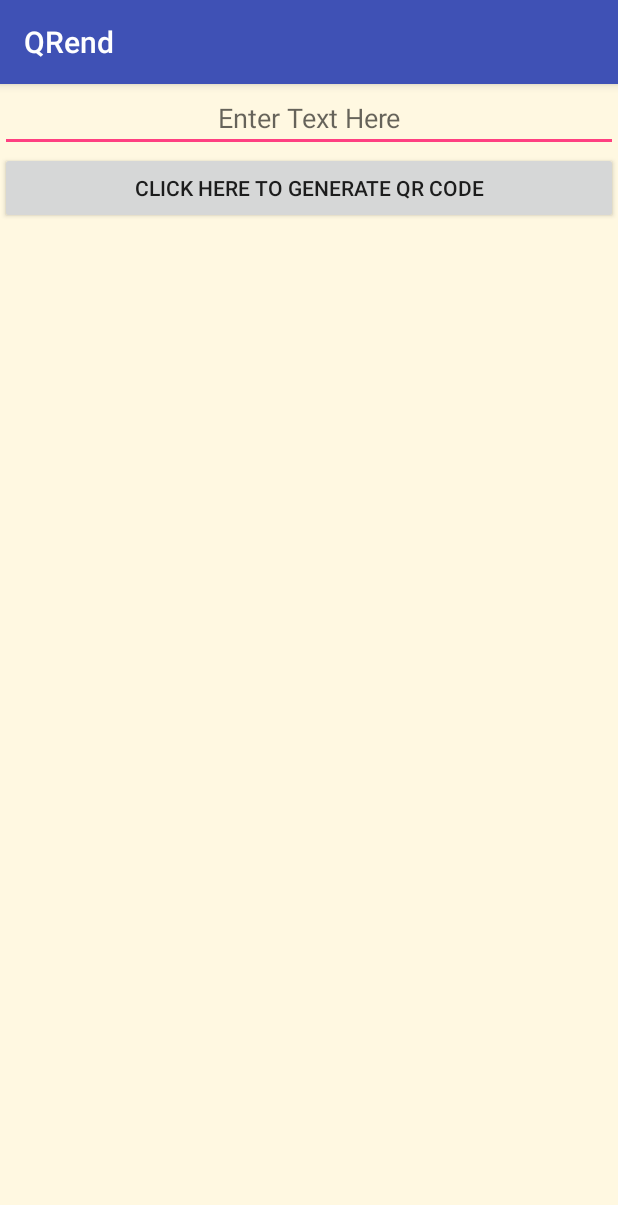
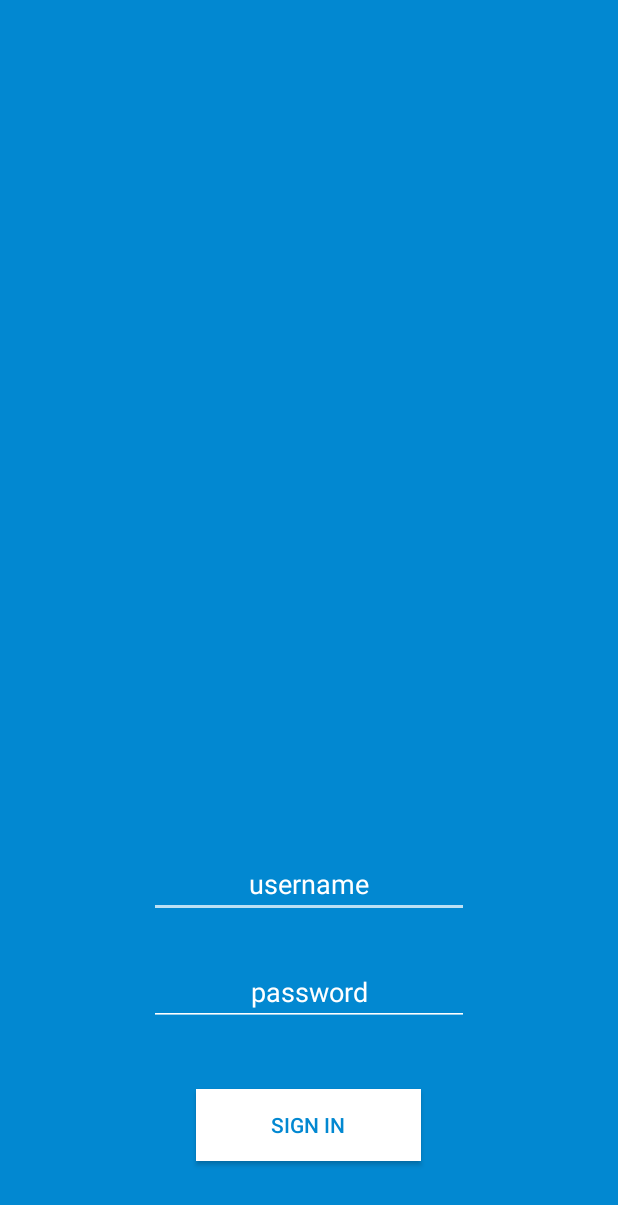
Before and after one commit to dikiardian/QRend, an Android app: the screen it shows after launch (MainActivity before the commit, LoginActivity after it), on a phone screen of 412 x 824 dp. Shown: the top 1205 px of the screen. Run offline under Robolectric (Android 15) with nearby library versions, the phone set to English and light mode, and no system bars.

Commit message:
Add login Activity

```diff
--- a/app/build.gradle
+++ b/app/build.gradle
@@ -22,6 +22,7 @@ dependencies {
     implementation fileTree(dir: 'libs', include: ['*.jar'])
     implementation 'com.android.support:appcompat-v7:26.1.0'
     implementation 'com.android.support.constraint:constraint-layout:1.1.0'
+    implementation 'com.android.support:design:26.1.0'
     testImplementation 'junit:junit:4.12'
     androidTestImplementation 'com.android.support.test:runner:1.0.1'
     androidTestImplementation 'com.android.support.test.espresso:espresso-core:3.0.1'
--- /dev/null
+++ b/app/src/main/java/com/example/dikiardian/qrend/LoginActivity.java
@@ -0,0 +1,13 @@
+package com.example.dikiardian.qrend;
+
+import android.support.v7.app.AppCompatActivity;
+import android.os.Bundle;
+
+public class LoginActivity extends AppCompatActivity {
+
+    @Override
+    protected void onCreate(Bundle savedInstanceState) {
+        super.onCreate(savedInstanceState);
+        setContentView(R.layout.activity_login);
+    }
+}
--- a/app/src/main/java/com/example/dikiardian/qrend/MainActivity.java
+++ b/app/src/main/java/com/example/dikiardian/qrend/MainActivity.java
@@ -23,6 +23,7 @@ public class MainActivity extends AppCompatActivity {
     Thread thread ;
     public final static int QRcodeWidth = 500 ;
     Bitmap bitmap ;
+
     @Override
     protected void onCreate(Bundle savedInstanceState) {
         super.onCreate(savedInstanceState);
--- /dev/null
+++ b/app/src/main/res/layout/activity_login.xml
@@ -0,0 +1,50 @@
+<?xml version="1.0" encoding="utf-8"?>
+<RelativeLayout xmlns:android="http://schemas.android.com/apk/res/android"
+    xmlns:app="http://schemas.android.com/apk/res-auto"
+    xmlns:tools="http://schemas.android.com/tools"
+    android:layout_width="match_parent"
+    android:layout_height="match_parent"
+    android:background="@color/colorPrimary"
+    tools:context="com.example.dikiardian.qrend.LoginActivity">
+
+    <EditText
+        android:id="@+id/username"
+        android:layout_width="wrap_content"
+        android:layout_height="wrap_content"
+        android:layout_alignParentBottom="true"
+        android:layout_centerHorizontal="true"
+        android:layout_marginBottom="212dp"
+        android:ems="10"
+        android:hint="@string/username_hint"
+        android:inputType="textPersonName"
+        android:selectAllOnFocus="false"
+        android:singleLine="false"
+        android:textAlignment="center"
+        android:textColor="@android:color/white" />
+
+    <EditText
+        android:id="@+id/password"
+        android:layout_width="wrap_content"
+        android:layout_height="wrap_content"
+        android:layout_alignLeft="@+id/username"
+        android:layout_alignStart="@+id/username"
+        android:layout_alignTop="@+id/username"
+        android:layout_marginTop="72dp"
+        android:ems="10"
+        android:hint="@string/password_hint"
+        android:inputType="textPassword"
+        android:textAlignment="center"
+        android:textColor="@android:color/white" />
+
+    <Button
+        android:id="@+id/button2"
+        android:layout_width="150dp"
+        android:layout_height="wrap_content"
+        android:layout_below="@+id/password"
+        android:layout_centerHorizontal="true"
+        android:layout_marginTop="42dp"
+        android:background="@android:color/white"
+        android:text="@string/sign_in_hint"
+        android:textColor="@color/colorPrimary" />
+
+</RelativeLayout>
--- a/app/src/main/res/values/colors.xml
+++ b/app/src/main/res/values/colors.xml
@@ -1,8 +1,8 @@
 <?xml version="1.0" encoding="utf-8"?>
 <resources>
-    <color name="colorPrimary">#3F51B5</color>
-    <color name="colorPrimaryDark">#303F9F</color>
-    <color name="colorAccent">#FF4081</color>
+    <color name="colorPrimary">#0288d1</color>
+    <color name="colorPrimaryDark">#00659b</color>
+    <color name="colorAccent">#bce0f4</color>
     <color name="QRCodeBlackColor">#000000</color>
     <color name="QRCodeWhiteColor">#FFFFFF</color>
 </resources>
--- /dev/null
+++ b/app/src/main/res/values/dimens.xml
@@ -0,0 +1,5 @@
+<resources>
+    <!-- Default screen margins, per the Android Design guidelines. -->
+    <dimen name="activity_horizontal_margin">16dp</dimen>
+    <dimen name="activity_vertical_margin">16dp</dimen>
+</resources>
--- a/app/src/main/res/values/styles.xml
+++ b/app/src/main/res/values/styles.xml
@@ -1,11 +1,13 @@
 <resources>
 
     <!-- Base application theme. -->
-    <style name="AppTheme" parent="Theme.AppCompat.Light.DarkActionBar">
+    <style name="AppTheme" parent="Theme.AppCompat.Light.NoActionBar">
         <!-- Customize your theme here. -->
         <item name="colorPrimary">@color/colorPrimary</item>
         <item name="colorPrimaryDark">@color/colorPrimaryDark</item>
         <item name="colorAccent">@color/colorAccent</item>
+        <item name="colorControlNormal">#FFFFFF</item>
+        <item name="android:textColorHint">#FFFFFF</item>
     </style>
 
 </resources>
```
Also changed, not shown: app/src/main/AndroidManifest.xml (+10 -1 lines), app/src/main/java/com/example/dikiardian/qrend/model/User.java (+2 -11 lines), app/src/main/res/values/strings.xml (+17 -0 lines).
